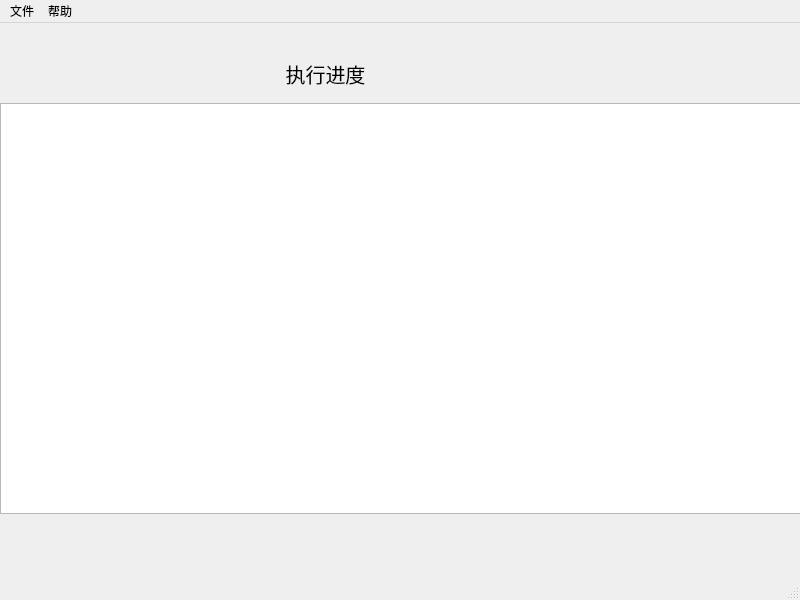
Qt form processwindow.ui (ainiaa/splitExcel) before a commit.
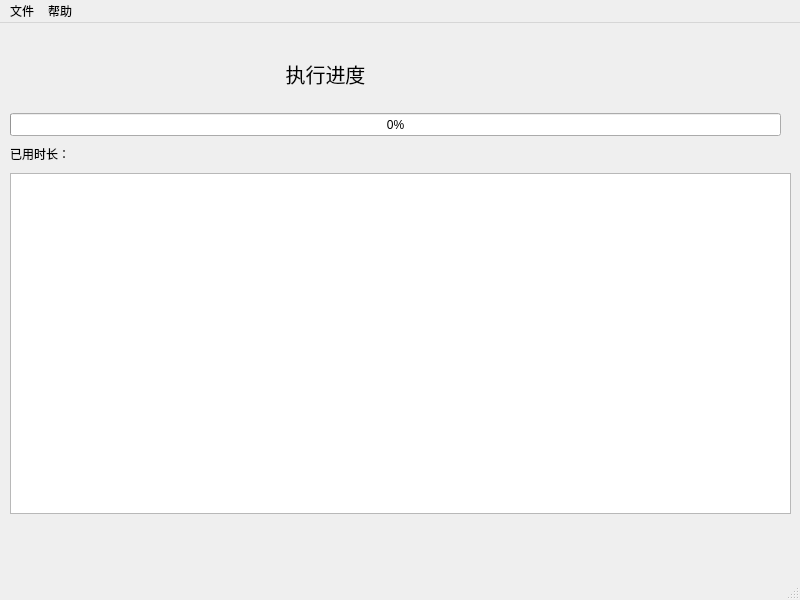
The same form after that commit. Icons and pictures are not drawn.

Commit message: 添加进度条和使用时长

Diff of the .ui file:
```diff
--- a/processwindow.ui
+++ b/processwindow.ui
@@ -17,10 +17,10 @@
    <widget class="QTextEdit" name="textEdit">
     <property name="geometry">
      <rect>
-      <x>0</x>
-      <y>80</y>
-      <width>801</width>
-      <height>411</height>
+      <x>10</x>
+      <y>150</y>
+      <width>781</width>
+      <height>341</height>
      </rect>
     </property>
     <property name="readOnly">
@@ -68,6 +68,45 @@
      <set>Qt::AlignCenter</set>
     </property>
    </widget>
+   <widget class="QProgressBar" name="progressBar">
+    <property name="geometry">
+     <rect>
+      <x>10</x>
+      <y>90</y>
+      <width>771</width>
+      <height>23</height>
+     </rect>
+    </property>
+    <property name="value">
+     <number>0</number>
+    </property>
+   </widget>
+   <widget class="QLabel" name="timerLabel">
+    <property name="geometry">
+     <rect>
+      <x>70</x>
+      <y>120</y>
+      <width>111</width>
+      <height>21</height>
+     </rect>
+    </property>
+    <property name="text">
+     <string/>
+    </property>
+   </widget>
+   <widget class="QLabel" name="timerLabel_2">
+    <property name="geometry">
+     <rect>
+      <x>10</x>
+      <y>120</y>
+      <width>61</width>
+      <height>21</height>
+     </rect>
+    </property>
+    <property name="text">
+     <string>已用时长：</string>
+    </property>
+   </widget>
   </widget>
   <widget class="QMenuBar" name="menubar">
    <property name="geometry">
```
The commit also changes 9 other files.
